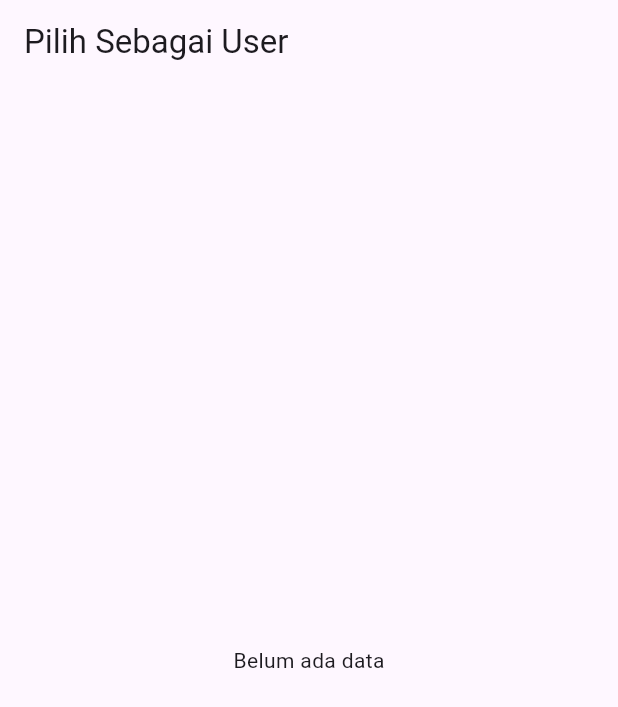
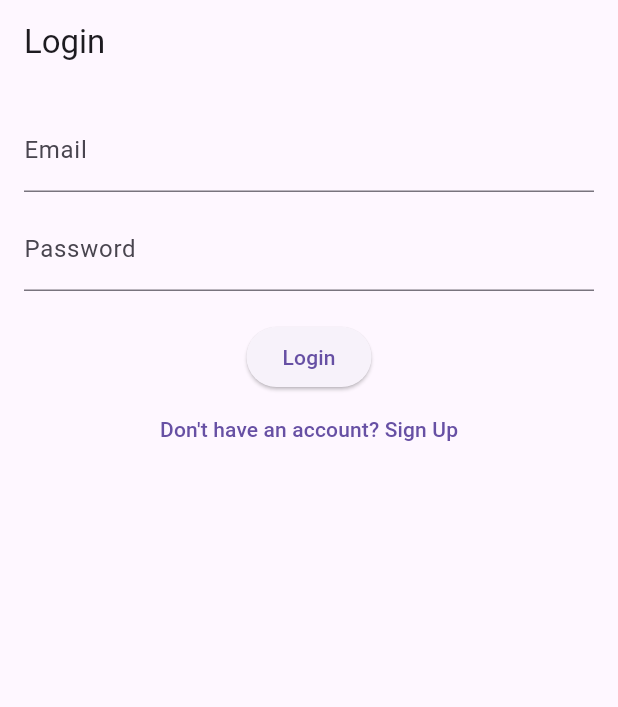
Before and after one commit to syhenn1/flutter_simplecrud_firebase, a Flutter app: the screen it shows after launch, on a phone screen of 412 x 824 dp. Shown: the top 707 px of the screen. Run offline on Flutter 3.47's test engine with Material 3 defaults, Android fonts, the phone set to English and light mode, and no system bars; our stand-ins replace firebase_auth, firebase_core, firebase_database; accounts and stored records are empty.

Commit message:
signin login

```diff
--- a/lib/main.dart
+++ b/lib/main.dart
@@ -1,91 +1,117 @@
 import 'package:flutter/material.dart';
 import 'package:firebase_core/firebase_core.dart';
+import 'package:firebase_auth/firebase_auth.dart';
+import 'package:firebase_database/firebase_database.dart';
 import 'firebase_options.dart';
-import 'package:firebase_database/firebase_database.dart';
+
+void main() async {
+  WidgetsFlutterBinding.ensureInitialized();
+  await Firebase.initializeApp(options: DefaultFirebaseOptions.currentPlatform);
+  runApp(const MyApp());
+}
 
 final database = FirebaseDatabase.instanceFor(
   app: Firebase.app(),
   databaseURL: 'https://flutter-test-9c5f7-default-rtdb.asia-southeast1.firebasedatabase.app/',
 );
 
-void main() async {
-  WidgetsFlutterBinding.ensureInitialized();
-  await Firebase.initializeApp(
-    options: DefaultFirebaseOptions.currentPlatform,
-  );
-  runApp(const MyApp());
-}
-
 class MyApp extends StatelessWidget {
   const MyApp({super.key});
-
   @override
   Widget build(BuildContext context) {
     return MaterialApp(
-      home: const SelectUserPage(),
+      title: 'Firebase Chat',
+      theme: ThemeData(primarySwatch: Colors.blue),
+      home: const AuthPage(),
     );
   }
 }
 
-// ================= HALAMAN PILIH USER =================
+// ======================= AUTH PAGE =======================
 
-class SelectUserPage extends StatefulWidget {
-  const SelectUserPage({super.key});
-
+class AuthPage extends StatefulWidget {
+  const AuthPage({super.key});
   @override
-  State<SelectUserPage> createState() => _SelectUserPageState();
+  State<AuthPage> createState() => _AuthPageState();
 }
 
-class _SelectUserPageState extends State<SelectUserPage> {
-  final DatabaseReference dbRef = database.ref().child('mahasiswa');
+class _AuthPageState extends State<AuthPage> {
+  final emailController = TextEditingController();
+  final passwordController = TextEditingController();
+  bool isLogin = true;
+
+  void handleAuth() async {
+    try {
+      UserCredential userCredential;
+      if (isLogin) {
+        userCredential = await FirebaseAuth.instance.signInWithEmailAndPassword(
+          email: emailController.text.trim(),
+          password: passwordController.text.trim(),
+        );
+      } else {
+        userCredential = await FirebaseAuth.instance.createUserWithEmailAndPassword(
+          email: emailController.text.trim(),
+          password: passwordController.text.trim(),
+        );
+        final uid = userCredential.user!.uid;
+        await database.ref('mahasiswa/$uid').set({
+          'email': userCredential.user!.email,
+        });
+      }
+
+      Navigator.pushReplacement(
+        context,
+        MaterialPageRoute(
+          builder: (context) => ChatRoomPage(
+            userNim: userCredential.user!.uid,
+            userName: userCredential.user!.email ?? 'User',
+          ),
+        ),
+      );
+    } catch (e) {
+      ScaffoldMessenger.of(context).showSnackBar(
+        SnackBar(content: Text('Error: ${e.toString()}')),
+      );
+    }
+  }
 
   @override
   Widget build(BuildContext context) {
     return Scaffold(
-      appBar: AppBar(title: const Text('Pilih Sebagai User')),
+      appBar: AppBar(title: Text(isLogin ? 'Login' : 'Sign Up')),
       body: Padding(
-        padding: const EdgeInsets.all(16.0),
-        child: StreamBuilder(
-          stream: dbRef.onValue,
-          builder: (context, snapshot) {
-            if (snapshot.hasData && snapshot.data!.snapshot.value != null) {
-              Map<dynamic, dynamic> data =
-                  snapshot.data!.snapshot.value as Map<dynamic, dynamic>;
-              List items = data.entries.toList();
-
-              return ListView.builder(
-                itemCount: items.length,
-                itemBuilder: (context, index) {
-                  final item = items[index].value;
-                  final nim = item['nim'];
-                  final nama = item['nama'];
-
-                  return Card(
-                    margin: const EdgeInsets.symmetric(vertical: 8),
-                    child: ListTile(
-                      title: Text('$nama ($nim)'),
-                      onTap: () {
-                        Navigator.push(
-                          context,
-                          MaterialPageRoute(
-                            builder: (context) => ChatRoomPage(userNim: nim, userName: nama),
-                          ),
-                        );
-                      },
-                    ),
-                  );
-                },
-              );
-            }
-            return const Center(child: Text('Belum ada data'));
-          },
+        padding: const EdgeInsets.all(16),
+        child: Column(
+          children: [
+            TextField(
+              controller: emailController,
+              decoration: const InputDecoration(labelText: 'Email'),
+            ),
+            const SizedBox(height: 10),
+            TextField(
+              controller: passwordController,
+              decoration: const InputDecoration(labelText: 'Password'),
+              obscureText: true,
+            ),
+            const SizedBox(height: 20),
+            ElevatedButton(
+              onPressed: handleAuth,
+              child: Text(isLogin ? 'Login' : 'Sign Up'),
+            ),
+            TextButton(
+              onPressed: () => setState(() => isLogin = !isLogin),
+              child: Text(isLogin
+                  ? "Don't have an account? Sign Up"
+                  : "Already have an account? Login"),
+            )
+          ],
         ),
       ),
     );
   }
 }
 
-// =============== HALAMAN CHAT ROOM GLOBAL ===============
+// ======================= CHAT ROOM =======================
 
 class ChatRoomPage extends StatefulWidget {
   final String userNim;
@@ -117,7 +143,21 @@ class _ChatRoomPageState extends State<ChatRoomPage> {
   @override
   Widget build(BuildContext context) {
     return Scaffold(
-      appBar: AppBar(title: Text('Roomchat - Login sbg: ${widget.userName}')),
+      appBar: AppBar(
+        title: Text('Roomchat - ${widget.userName}'),
+        actions: [
+          IconButton(
+            icon: const Icon(Icons.logout),
+            onPressed: () async {
+              await FirebaseAuth.instance.signOut();
+              Navigator.pushReplacement(
+                context,
+                MaterialPageRoute(builder: (_) => const AuthPage()),
+              );
+            },
+          )
+        ],
+      ),
       body: Column(
         children: [
           Expanded(
@@ -136,7 +176,6 @@ class _ChatRoomPageState extends State<ChatRoomPage> {
                       final from = item['from'];
                       final name = item['name'];
                       final message = item['message'];
-
                       bool isMe = from == widget.userNim;
 
                       return Align(
@@ -152,10 +191,7 @@ class _ChatRoomPageState extends State<ChatRoomPage> {
                             crossAxisAlignment: CrossAxisAlignment.start,
                             children: [
                               if (!isMe)
-                                Text(
-                                  name,
-                                  style: const TextStyle(fontSize: 12, fontWeight: FontWeight.bold),
-                                ),
+                                Text(name, style: const TextStyle(fontSize: 12, fontWeight: FontWeight.bold)),
                               Text(message),
                             ],
                           ),
--- a/pubspec.yaml
+++ b/pubspec.yaml
@@ -36,7 +36,9 @@ dependencies:
   cupertino_icons: ^1.0.8
   firebase_core: ^3.13.0
   cloud_firestore: ^5.6.7
+  firebase_auth: ^5.5.3
   firebase_database: ^11.3.5
+
 
 dev_dependencies:
   flutter_test:
```
Also changed, not shown: pubspec.lock, 4 other files.
